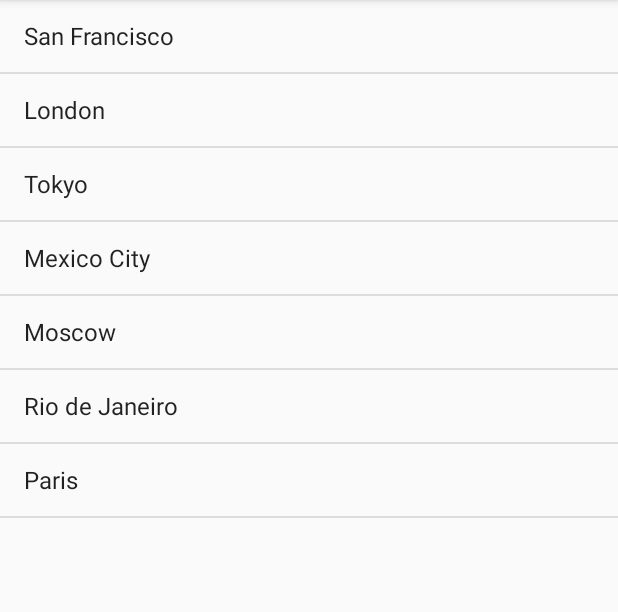
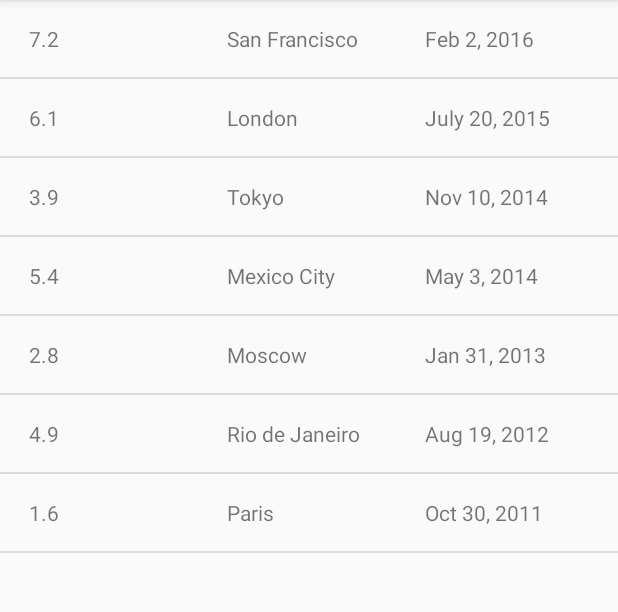
Before and after one commit to Valery85/androidUd, an Android app: the screen it shows after launch (EarthquakeActivity), on a phone screen of 412 x 824 dp, the part 84-696 px from its top. Run offline under Robolectric (Android 15) with nearby library versions, the phone set to English and light mode, and no system bars.

Commit message:
Create UI stub with fake date (add needed additional classes and .xml file   list_view+CustomAdapter scheme

```diff
--- /dev/null
+++ b/QuakeReport/app/src/main/java/com/example/android/quakereport/Earthquake.java
@@ -0,0 +1,42 @@
+package com.example.android.quakereport;
+
+/**
+ * Created by rik on 8/1/2018.
+ */
+
+/**
+ *  {@link Earthquake} is a class which provide data about earthquake
+ *  It contains properties magnitude, location, date
+ */
+
+public class Earthquake {
+
+private String mMagnitude;
+private String mLocation;
+private String mDate;
+
+/**
+ * @param magnitude is a magnitude of earthquke
+ * @param location shows where it happened
+ * @param date shows when it happened
+* */
+
+
+public Earthquake(String magnitude, String location, String date){
+    this.mMagnitude = magnitude;
+    this.mLocation = location;
+    this.mDate = date;
+}
+
+    public String getMagnitude() {
+        return mMagnitude;
+    }
+
+    public String getLocation() {
+        return mLocation;
+    }
+
+    public String getDate() {
+        return mDate;
+    }
+}
--- a/QuakeReport/app/src/main/java/com/example/android/quakereport/EarthquakeActivity.java
+++ b/QuakeReport/app/src/main/java/com/example/android/quakereport/EarthquakeActivity.java
@@ -32,21 +32,30 @@ public class EarthquakeActivity extends AppCompatActivity {
         setContentView(R.layout.earthquake_activity);
 
         // Create a fake list of earthquake locations.
-        ArrayList<String> earthquakes = new ArrayList<>();
-        earthquakes.add("San Francisco");
-        earthquakes.add("London");
-        earthquakes.add("Tokyo");
-        earthquakes.add("Mexico City");
-        earthquakes.add("Moscow");
-        earthquakes.add("Rio de Janeiro");
-        earthquakes.add("Paris");
+//        ArrayList<String> earthquakes = new ArrayList<>();
+//        earthquakes.add("San Francisco");
+//        earthquakes.add("London");
+//        earthquakes.add("Tokyo");
+//        earthquakes.add("Mexico City");
+//        earthquakes.add("Moscow");
+//        earthquakes.add("Rio de Janeiro");
+//        earthquakes.add("Paris");
+
+        ArrayList<Earthquake> earthquakes = new ArrayList<>();
+        earthquakes.add(new Earthquake("7.2", "San Francisco", "Feb 2, 2016"));
+        earthquakes.add(new Earthquake("6.1", "London", "July 20, 2015"));
+        earthquakes.add(new Earthquake("3.9", "Tokyo", "Nov 10, 2014"));
+        earthquakes.add(new Earthquake("5.4", "Mexico City", "May 3, 2014"));
+        earthquakes.add(new Earthquake("2.8", "Moscow", "Jan 31, 2013"));
+        earthquakes.add(new Earthquake("4.9", "Rio de Janeiro", "Aug 19, 2012"));
+        earthquakes.add(new Earthquake("1.6", "Paris", "Oct 30, 2011"));
+
 
         // Find a reference to the {@link ListView} in the layout
         ListView earthquakeListView = (ListView) findViewById(R.id.list);
 
         // Create a new {@link ArrayAdapter} of earthquakes
-        ArrayAdapter<String> adapter = new ArrayAdapter<String>(
-                this, android.R.layout.simple_list_item_1, earthquakes);
+        EarthquakeAdapter adapter = new EarthquakeAdapter(this, earthquakes);
 
         // Set the adapter on the {@link ListView}
         // so the list can be populated in the user interface
--- /dev/null
+++ b/QuakeReport/app/src/main/java/com/example/android/quakereport/EarthquakeAdapter.java
@@ -0,0 +1,46 @@
+package com.example.android.quakereport;
+
+import android.content.Context;
+import android.support.annotation.NonNull;
+import android.support.annotation.Nullable;
+import android.view.LayoutInflater;
+import android.view.View;
+import android.view.ViewGroup;
+import android.widget.ArrayAdapter;
+import android.widget.TextView;
+
+import java.util.ArrayList;
+
+/**
+ * Created by rik on 8/1/2018.
+ */
+
+public class EarthquakeAdapter extends ArrayAdapter<Earthquake> {
+
+    public EarthquakeAdapter(@NonNull Context context, ArrayList<Earthquake> earthquakes) {
+        super(context,0, earthquakes);
+    }
+
+    @NonNull
+    @Override
+    public View getView(int position, @Nullable View convertView, @NonNull ViewGroup parent) {
+       View listItemView = convertView;
+       if(listItemView == null){
+           listItemView = LayoutInflater.from(getContext()).inflate(R.layout.list_view, parent, false);
+       }
+
+       //Get the object that stored in current position in the list
+       Earthquake currentEarthquake = getItem(position);
+
+        TextView magnitudeTV = (TextView) listItemView.findViewById(R.id.magnitude);
+        magnitudeTV.setText( " " + currentEarthquake.getMagnitude());
+
+        TextView locationTV = (TextView) listItemView.findViewById(R.id.location);
+        locationTV.setText( " " + currentEarthquake.getLocation());
+
+        TextView dateTV = (TextView) listItemView.findViewById(R.id.date);
+        dateTV.setText( " " + currentEarthquake.getDate());
+
+        return listItemView;
+    }
+}
--- /dev/null
+++ b/QuakeReport/app/src/main/res/layout/list_view.xml
@@ -0,0 +1,30 @@
+<?xml version="1.0" encoding="utf-8"?>
+<LinearLayout
+    xmlns:android="http://schemas.android.com/apk/res/android"
+    android:orientation="horizontal"
+    android:layout_width="match_parent"
+    android:layout_height="match_parent"
+    android:paddingLeft="16dp"
+    android:paddingBottom="16dp"
+    android:paddingTop="16dp">
+
+    <TextView
+        android:id="@+id/magnitude"
+        android:layout_width="0dp"
+        android:layout_weight="1"
+        android:layout_height="wrap_content"
+        />
+
+    <TextView
+        android:id="@+id/location"
+        android:layout_width="0dp"
+        android:layout_weight="1"
+        android:layout_height="wrap_content" />
+
+    <TextView
+        android:id="@+id/date"
+        android:layout_width="0dp"
+        android:layout_weight="1"
+        android:layout_height="wrap_content" />
+
+</LinearLayout>
```
Also changed, not shown: 1 other file.
